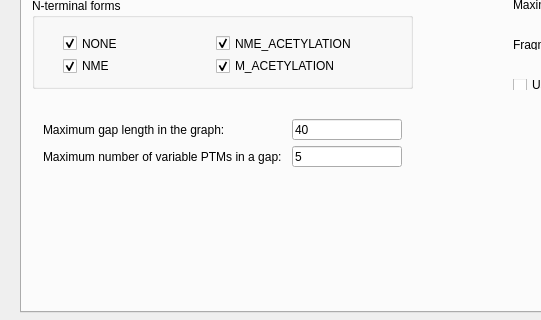
First picture: the form in src/gui/topmg/topmgwindow.ui, repository toppic-suite/toppic-suite, before the edit; both pictures show x 0 to 541 and y 98 to 418 of the 920 by 700 pixel window.
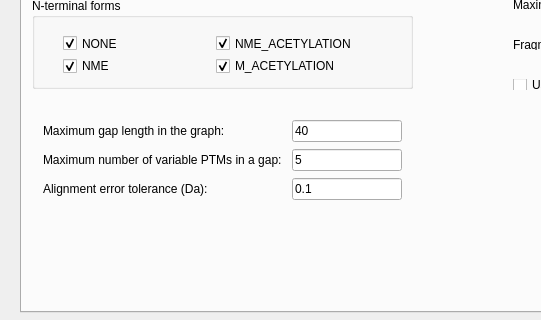
Second picture: the form after the edit. The open tabs and pages were chosen to show the change. Icons and pictures are not drawn.

Commit message: topmg, toppic: graph alignment error tolerance option (GraphAlignMng::topmg_align_error_tolerance_); variable PTM limit in the graph post-processing

Diff of the .ui file:
```diff
--- a/src/gui/topmg/topmgwindow.ui
+++ b/src/gui/topmg/topmgwindow.ui
@@ -1132,7 +1132,7 @@
         <x>10</x>
         <y>170</y>
         <width>381</width>
-        <height>70</height>
+        <height>105</height>
        </rect>
       </property>
       <layout class="QGridLayout" name="gridLayout_2">
@@ -1182,6 +1182,29 @@
          </property>
         </widget>
        </item>
+       <item row="2" column="0">
+        <widget class="QLabel" name="alignErrorToleranceLabel">
+         <property name="text">
+          <string>Alignment error tolerance (Da):</string>
+         </property>
+        </widget>
+       </item>
+       <item row="2" column="1">
+        <widget class="QLineEdit" name="alignErrorToleranceEdit">
+         <property name="maximumSize">
+          <size>
+           <width>110</width>
+           <height>16777215</height>
+          </size>
+         </property>
+         <property name="toolTip">
+          <string>Error tolerance (Da) for matching mass differences of the spectrum and proteoform graphs in the graph alignment (topmg --align-error-tolerance).</string>
+         </property>
+         <property name="text">
+          <string>0.1</string>
+         </property>
+        </widget>
+       </item>
       </layout>
      </widget>
     </widget>
```
The commit also changes 10 other files.
